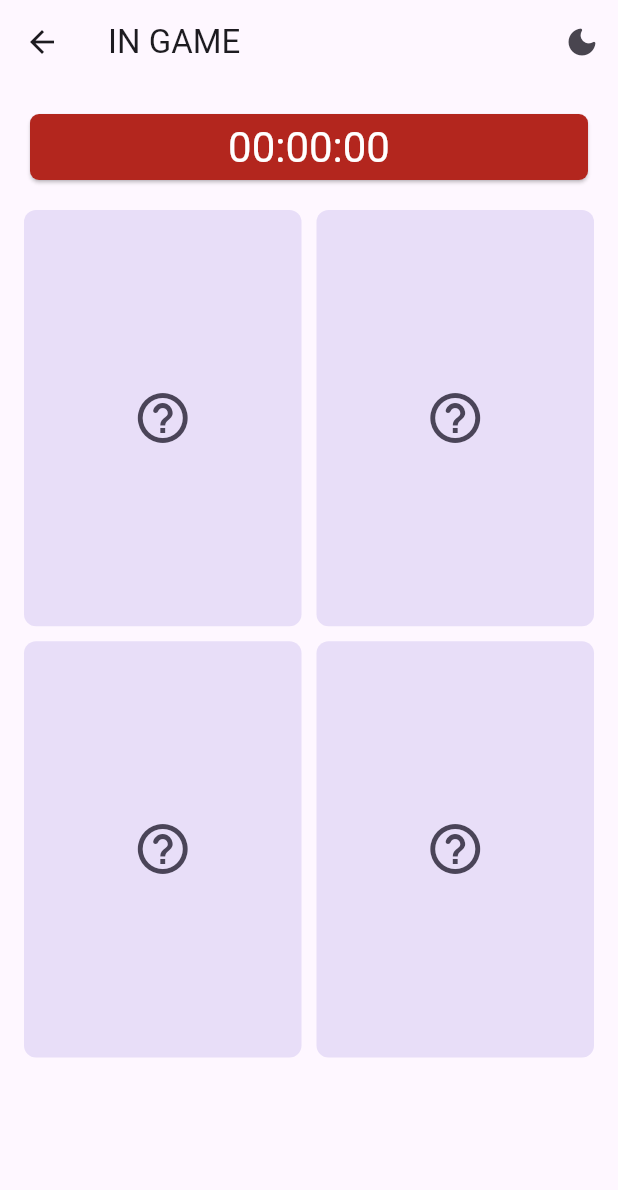
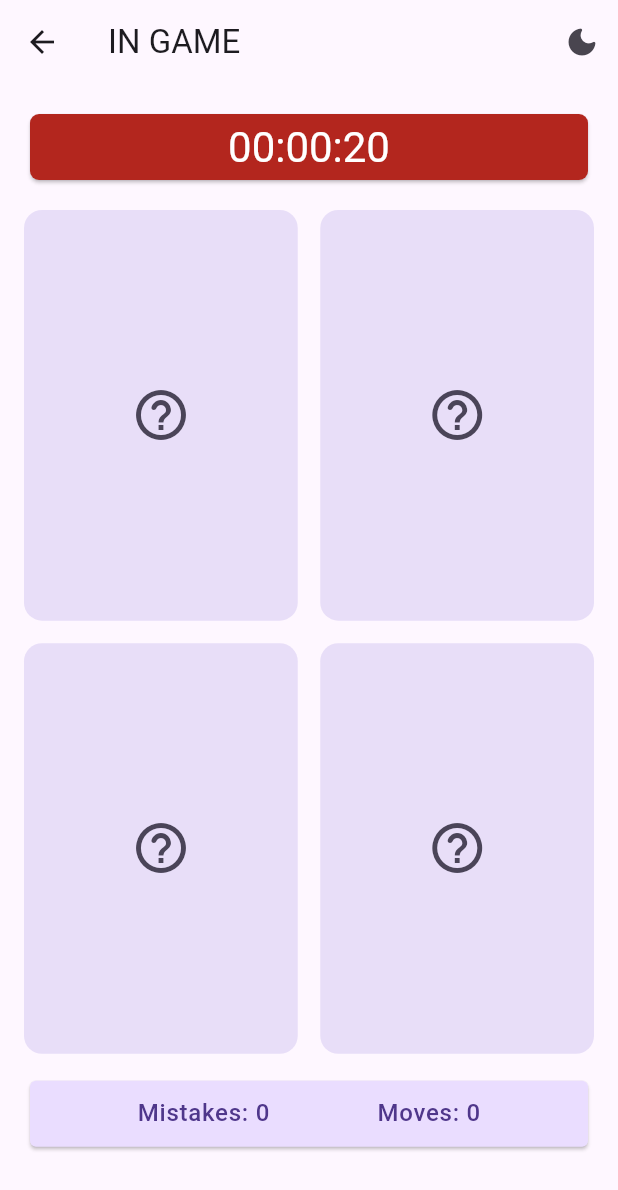
Before and after one commit to canonflow/et_imatching_canonflow, a Flutter app: the GameScreen screen opened by its route, after a tap on the "light mode" icon, on a phone screen of 412 x 824 dp. Shown: the top 1190 px of the screen. Run offline on Flutter 3.47's test engine with Material 3 defaults, Android fonts, the phone set to English and light mode, and no system bars; drawn by our look-alikes of flip_card; our stand-ins replace google_fonts; missing offline and left inert: json_theme; network calls fail.

Commit message:
feat: add moves and mistakes

```diff
--- a/lib/main.dart
+++ b/lib/main.dart
@@ -99,16 +99,17 @@ class _MyHomePageState extends State<MyHomePage> {
             children: [
               // ===== HEADER ATAS =====
               Card(
+                color: Theme.of(context).colorScheme.secondaryContainer,
                 shape: RoundedRectangleBorder(
                   borderRadius: BorderRadius.circular(6)
                 ),
                 clipBehavior: Clip.antiAlias,
                 child: ListTile(
                   leading: const Icon(Icons.person),
-                  title: const Text(
+                  title: Text(
                     "Welcome Back!",
                     style: TextStyle(
-                      fontWeight: FontWeight.w600
+                      fontWeight: FontWeight.w600,
                     ),
                   ),
                   subtitle: Text("canonflow"),
--- a/lib/screens/game.dart
+++ b/lib/screens/game.dart
@@ -18,12 +18,35 @@ class _GameScreenState extends State<GameScreen> {
   int _mistakes = 0;
   int _moves = 0;
   bool _inAnimation = false;
+
+  List<match_image_class.MatchImage> tappedCards = [];
+  List<int> timers = [20, 40, 60];
   late List<match_image_class.MatchImage> images;
-  List<match_image_class.MatchImage> tappedCards = [];
+  late int _hitung;
 
   void initState() {
     super.initState();
     images = match_image_class.getImages(_level);
+    _hitung = timers[_level - 1];
+  }
+
+  String formatTimer(int hitung) {
+    // ~/ is a truncating division operator
+    var hours = (hitung ~/ 3600).toString().padLeft(2, '0');
+    var minutes = ((hitung % 3600) ~/ 60).toString().padLeft(2, '0');
+    var seconds = (hitung % 60).toString().padLeft(2, '0');
+
+    return "$hours:$minutes:$seconds";
+  }
+
+  // Trigger klo berhasil selesain level 1 dan 2
+  void nextLevel() {
+
+  }
+
+  // Trigger Timer habis, udh level 3
+  void endGame() {
+
   }
 
   void onCardTap(int index) {
@@ -52,10 +75,12 @@ class _GameScreenState extends State<GameScreen> {
             second.isOpen = true;
           } else {
             // Tutup lagi
+            _mistakes++;
             first.flipKey.currentState?.toggleCard();
             second.flipKey.currentState?.toggleCard();
           }
           _inAnimation = false;
+          _moves++;
 
           tappedCards.clear();
         });
@@ -93,7 +118,7 @@ class _GameScreenState extends State<GameScreen> {
         child: SingleChildScrollView(
           child: Column(
             children: [
-              // ===== HEADER =====
+              // ===== TIMER =====
               Card(
                 color: Theme.of(context).colorScheme.error,
                 shape: RoundedRectangleBorder(
@@ -104,7 +129,7 @@ class _GameScreenState extends State<GameScreen> {
                   padding: EdgeInsets.symmetric(vertical: 4),
                   child: Center(
                     child: Text(
-                      "00:00:00",
+                      formatTimer(_hitung),
                       style: Theme.of(context).textTheme.headlineMedium?.copyWith(
                         color: Theme.of(context).colorScheme.onError
                       ),
@@ -122,8 +147,8 @@ class _GameScreenState extends State<GameScreen> {
                 itemCount: images.length,
                 gridDelegate: SliverGridDelegateWithFixedCrossAxisCount(
                   crossAxisCount: (_level < 2) ? 2 : 4,
-                  crossAxisSpacing: 10,
-                  mainAxisSpacing: 10,
+                  crossAxisSpacing: 15,
+                  mainAxisSpacing: 15,
                   childAspectRatio: 2 / 3
                 ),
                 itemBuilder: (context, index) {
@@ -137,7 +162,7 @@ class _GameScreenState extends State<GameScreen> {
                       child: Container(
                         decoration: BoxDecoration(
                           color: Theme.of(context).colorScheme.secondaryContainer,
-                          borderRadius: BorderRadius.circular(8),
+                          borderRadius: BorderRadius.circular(12),
                         ),
                         child: Center(
                           child: Icon(
@@ -152,7 +177,12 @@ class _GameScreenState extends State<GameScreen> {
                       padding: EdgeInsets.all(10),
                       decoration: BoxDecoration(
                         color: Theme.of(context).colorScheme.secondaryContainer,
-                        borderRadius: BorderRadius.circular(8),
+                        borderRadius: BorderRadius.circular(12),
+                        border: Border.all(
+                            color: Theme.of(context).colorScheme.secondary,
+                            width: 6,
+                            style: BorderStyle.solid
+                        ),
                       ),
                       child: Container(
                         child: Column(
@@ -173,7 +203,38 @@ class _GameScreenState extends State<GameScreen> {
                   );
                 }
               ),
-            ]
+
+              SizedBox(height: 14),
+              // ===== MOVES AND MISTAKES =====
+              Card(
+                shape: RoundedRectangleBorder(
+                    borderRadius: BorderRadius.circular(4)
+                ),
+                color: Theme.of(context).colorScheme.primaryContainer,
+                child: Padding(
+                  padding: EdgeInsets.symmetric(vertical: 10),
+                  child: Row(
+                    mainAxisAlignment: MainAxisAlignment.spaceEvenly,
+                    children: [
+                      Text(
+                        "Mistakes: $_mistakes",
+                        style: Theme.of(context).textTheme.bodyLarge?.copyWith(
+                          color: Theme.of(context).colorScheme.onPrimaryContainer,
+                          fontWeight: FontWeight.w500
+                        ),
+                      ),
+                      Text(
+                        "Moves: $_moves",
+                        style: Theme.of(context).textTheme.bodyLarge?.copyWith(
+                            color: Theme.of(context).colorScheme.onPrimaryContainer,
+                            fontWeight: FontWeight.w500
+                        ),
+                      ),
+                    ],
+                  ),
+                ),
+              ),
+            ],
           ),
         ),
       ),
```
